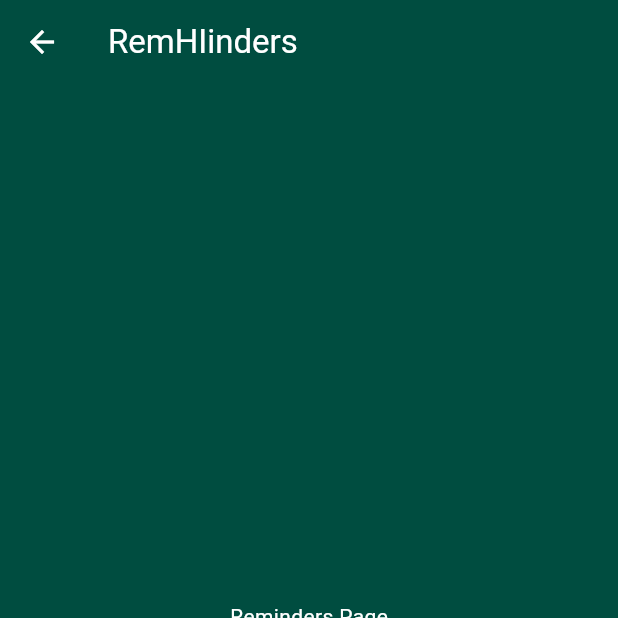
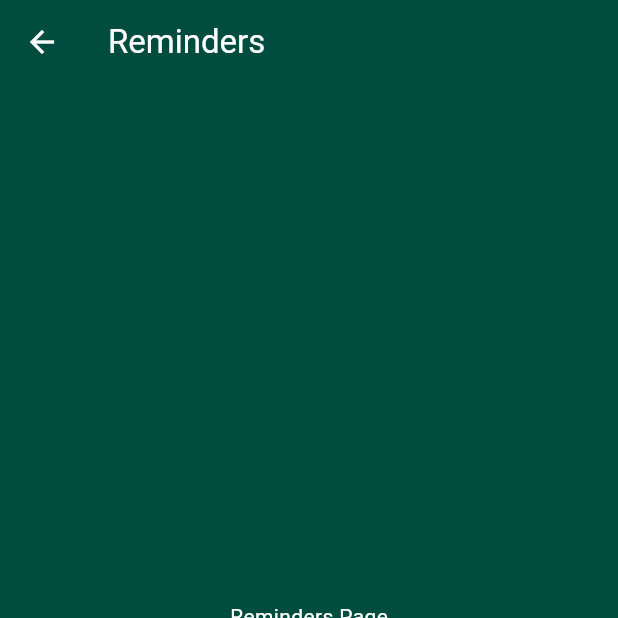
Before and after one commit to R1tMah/Schedule_Maker, a Flutter app: the MyHomePage screen opened directly, item 2 of the bottom bar chosen, on a phone screen of 412 x 824 dp, the top half of it. Run offline on Flutter 3.47's test engine with Material 3 defaults, Android fonts, the phone set to English and light mode, and no system bars.

Commit message:
check to see if it works

```diff
--- a/lib/main.dart
+++ b/lib/main.dart
@@ -106,7 +106,7 @@ class _MyHomePageState extends State<MyHomePage> {
       case 0:
         return 'Schedule';
       case 1:
-        return 'RemHIinders';
+        return 'Reminders';
       case 2:
         return 'History';
       case 3:
```
